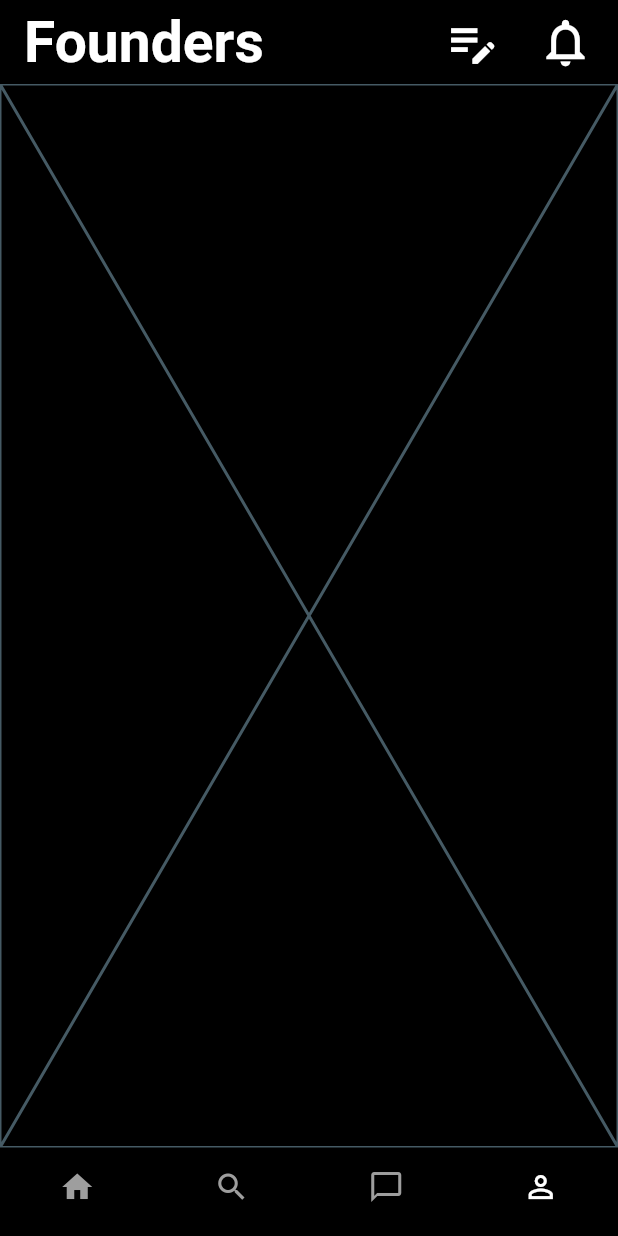
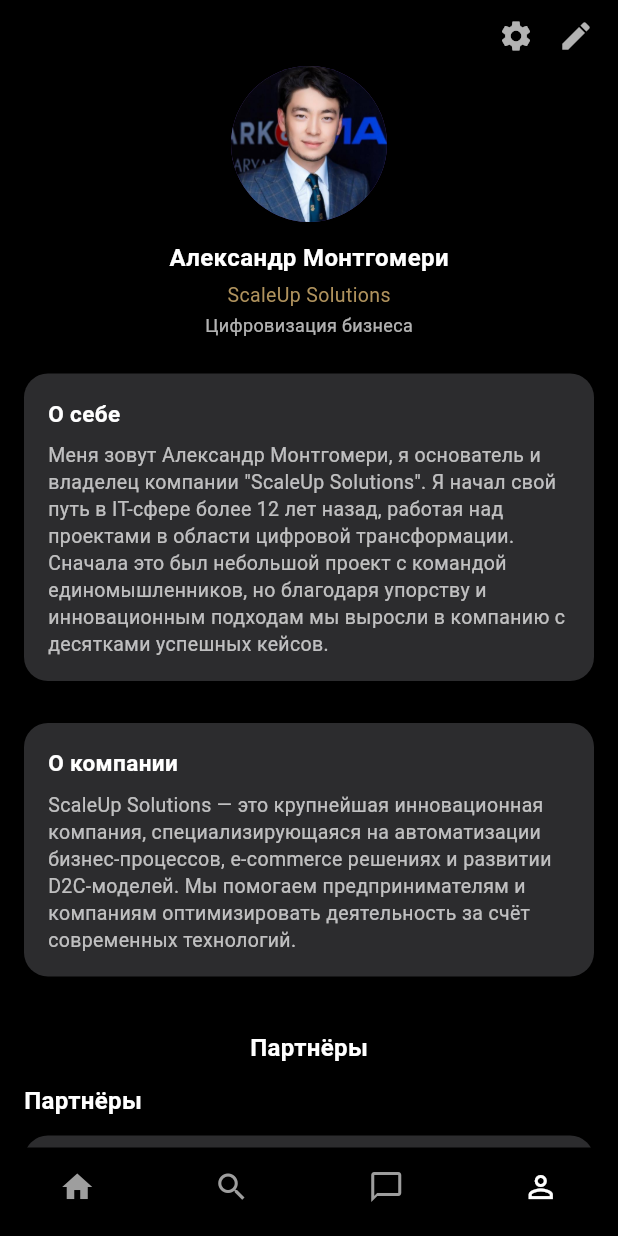
Before and after one commit to zelshenhab/flutter_founders, a Flutter app: the screen it shows after launch, item 4 of the bottom bar chosen, on a phone screen of 412 x 824 dp. Run offline on Flutter 3.47's test engine with Material 3 defaults, Android fonts, the phone set to English and light mode, and no system bars; our stand-ins replace equatable, file_picker, firebase_auth, firebase_core, flutter_bloc, google_fonts and 1 more; missing offline and left inert: flutter_pdfview; accounts and stored records are empty.

Commit message:
edit profile screen part 1

```diff
--- a/lib/presentation/home_tab_bar_page.dart
+++ b/lib/presentation/home_tab_bar_page.dart
@@ -1,6 +1,11 @@
 import 'package:flutter/material.dart';
 import 'package:flutter_founders/presentation/investment/investment_page.dart';
 import 'package:flutter_founders/presentation/requests/requsets_page.dart';
+import 'package:flutter_founders/presentation/requests/create_request/create_request_page.dart';
+import 'package:flutter_founders/presentation/investment/create_investment/create_investment_page.dart';
+import 'package:flutter_bloc/flutter_bloc.dart';
+import 'package:flutter_founders/presentation/investment/create_investment/bloc/create_investment_bloc.dart';
+import 'package:flutter_founders/presentation/shared_widgets/shared_app_bar.dart';
 
 class HomeTabBarPage extends StatelessWidget {
   final ValueNotifier<int> tabIndexNotifier;
@@ -16,7 +21,6 @@ class HomeTabBarPage extends StatelessWidget {
         builder: (context) {
           final TabController tabController = DefaultTabController.of(context);
 
-          // Update notifier whenever tab changes
           tabController.addListener(() {
             if (!tabController.indexIsChanging) {
               tabIndexNotifier.value = tabController.index;
@@ -25,6 +29,28 @@ class HomeTabBarPage extends StatelessWidget {
 
           return Column(
             children: [
+              // ✅ AppBar هنا فقط
+              SharedAppBar(
+                onCreatePressed: () {
+                  final tabIndex = tabIndexNotifier.value;
+                  if (tabIndex == 0) {
+                    Navigator.push(
+                      context,
+                      MaterialPageRoute(builder: (_) => const CreateRequestPage()),
+                    );
+                  } else {
+                    Navigator.push(
+                      context,
+                      MaterialPageRoute(
+                        builder: (_) => BlocProvider(
+                          create: (_) => CreateInvestmentBloc(),
+                          child: const CreateInvestmentPage(),
+                        ),
+                      ),
+                    );
+                  }
+                },
+              ),
               const TabBar(
                 indicator: UnderlineTabIndicator(
                   borderSide: BorderSide(width: 2, color: Colors.white),
--- a/lib/presentation/main_navigation_page.dart
+++ b/lib/presentation/main_navigation_page.dart
@@ -2,13 +2,10 @@ import 'package:flutter/material.dart';
 import 'package:flutter_bloc/flutter_bloc.dart';
 import 'package:flutter_founders/presentation/investment/bloc/investment_bloc.dart';
 import 'package:flutter_founders/presentation/investment/bloc/investment_event.dart';
-import 'package:flutter_founders/presentation/investment/create_investment/bloc/create_investment_bloc.dart';
-import 'package:flutter_founders/presentation/investment/create_investment/create_investment_page.dart';
+import 'package:flutter_founders/presentation/profile/profile_screen.dart';
 import 'package:flutter_founders/presentation/requests/bloc/requests_bloc.dart';
 import 'package:flutter_founders/presentation/requests/bloc/requests_event.dart';
-import 'package:flutter_founders/presentation/requests/create_request/create_request_page.dart';
-import 'package:flutter_founders/presentation/shared_widgets/shared_app_bar.dart';
-import 'home_tab_bar_page.dart'; // تحتوي على Запросы и Инвестиции
+import 'home_tab_bar_page.dart';
 
 class MainNavigationPage extends StatefulWidget {
   const MainNavigationPage({super.key});
@@ -19,13 +16,13 @@ class MainNavigationPage extends StatefulWidget {
 
 class _MainNavigationPageState extends State<MainNavigationPage> {
   int _currentIndex = 0;
-  final ValueNotifier<int> _tabIndexNotifier = ValueNotifier(0); // shared notifier
+  final ValueNotifier<int> _tabIndexNotifier = ValueNotifier(0);
 
   late final List<Widget> _pages = [
     HomeTabBarPage(tabIndexNotifier: _tabIndexNotifier),
     const Placeholder(),
     const Placeholder(),
-    const Placeholder(),
+    const ProfileScreen(),
   ];
 
   void _onTabTapped(int index) {
@@ -47,29 +44,9 @@ class _MainNavigationPageState extends State<MainNavigationPage> {
       ],
       child: Scaffold(
         backgroundColor: Colors.black,
-        appBar: SharedAppBar(
-  onCreatePressed: () {
-    if (_currentIndex == 0) {
-      final tabIndex = _tabIndexNotifier.value;
-      if (tabIndex == 0) {
-        Navigator.push(
-          context,
-          MaterialPageRoute(builder: (_) => const CreateRequestPage()),
-        );
-      } else {
-        Navigator.push(
-          context,
-          MaterialPageRoute(
-            builder: (_) => BlocProvider(
-              create: (_) => CreateInvestmentBloc(),
-              child: const CreateInvestmentPage(),
-            ),
-          ),
-        );
-      }
-    }
-  },
-),
+
+        // ❌ شيلنا SharedAppBar
+        // appBar: SharedAppBar(...), ← محذوف
         body: _pages[_currentIndex],
         bottomNavigationBar: BottomNavigationBar(
           backgroundColor: Colors.black,
@@ -84,8 +61,14 @@ class _MainNavigationPageState extends State<MainNavigationPage> {
           items: const [
             BottomNavigationBarItem(icon: Icon(Icons.home), label: ''),
             BottomNavigationBarItem(icon: Icon(Icons.search), label: ''),
-            BottomNavigationBarItem(icon: Icon(Icons.chat_bubble_outline), label: ''),
-            BottomNavigationBarItem(icon: Icon(Icons.person_outline), label: ''),
+            BottomNavigationBarItem(
+              icon: Icon(Icons.chat_bubble_outline),
+              label: '',
+            ),
+            BottomNavigationBarItem(
+              icon: Icon(Icons.person_outline),
+              label: '',
+            ),
           ],
         ),
       ),
--- /dev/null
+++ b/lib/presentation/profile/models/partner_model.dart
@@ -0,0 +1,12 @@
+// lib/presentation/profile/models/partner_model.dart
+class PartnerModel {
+  final String name;
+  final String subtitle;
+  final String avatarUrl;
+
+  const PartnerModel({
+    required this.name,
+    required this.subtitle,
+    required this.avatarUrl,
+  });
+}
--- /dev/null
+++ b/lib/presentation/profile/models/profile_model.dart
@@ -0,0 +1,14 @@
+// lib/presentation/profile/models/profile_model.dart
+class ProfileModel {
+  final String name;
+  final String company;
+  final String subtitle;
+  final String avatarUrl;
+
+  const ProfileModel({
+    required this.name,
+    required this.company,
+    required this.subtitle,
+    required this.avatarUrl,
+  });
+}
--- /dev/null
+++ b/lib/presentation/profile/profile_screen.dart
@@ -0,0 +1,143 @@
+import 'package:flutter/material.dart';
+import 'package:google_fonts/google_fonts.dart';
+import 'widgets/profile_header.dart';
+import 'widgets/section_card.dart';
+import 'widgets/partners_list.dart';
+import 'models/profile_model.dart';
+import 'models/partner_model.dart';
+
+class ProfileScreen extends StatelessWidget {
+  const ProfileScreen({super.key});
+
+  @override
+  Widget build(BuildContext context) {
+    const profile = ProfileModel(
+      name: 'Александр Монтгомери',
+      company: 'ScaleUp Solutions',
+      subtitle: 'Цифровизация бизнеса',
+      avatarUrl: 'assets/images/image 2.png',
+    );
+
+    final partners = [
+      const PartnerModel(
+        name: 'Артём Трегубов 🇷🇺',
+        subtitle: 'Founders | В2В Разработка приложений',
+        avatarUrl: 'assets/images/image 1.png',
+      ),
+      const PartnerModel(
+        name: 'Уилл Тернер 🇺🇸🇪🇸',
+        subtitle: 'Юриспруденция | Консалтинг',
+        avatarUrl: 'assets/images/image 3.png',
+      ),
+      const PartnerModel(
+        name: 'Фэнь Ли 🇨🇳',
+        subtitle: 'Франшизы | Производство',
+        avatarUrl: 'assets/images/image 4.png',
+      ),
+    ];
+
+    return Scaffold(
+      backgroundColor: Colors.black,
+      body: SafeArea(
+        child: SingleChildScrollView(
+          padding: const EdgeInsets.only(bottom: 24),
+          child: Column(
+            children: [
+              const SizedBox(height: 12),
+
+              // أيقونات settings/edit
+              Padding(
+                padding: const EdgeInsets.symmetric(horizontal: 16),
+                child: Row(
+                  mainAxisAlignment: MainAxisAlignment.end,
+                  children: const [
+                    Icon(Icons.settings, color: Colors.white70),
+                    SizedBox(width: 16),
+                    Icon(Icons.edit, color: Colors.white70),
+                  ],
+                ),
+              ),
+
+              const SizedBox(height: 8),
+
+              // صورة + بيانات البروفايل
+              CircleAvatar(
+                radius: 52,
+                backgroundImage: AssetImage(profile.avatarUrl),
+              ),
+              const SizedBox(height: 12),
+              Text(
+                profile.name,
+                style: const TextStyle(
+                  fontWeight: FontWeight.w700,
+                  fontSize: 16,
+                  color: Colors.white,
+                ),
+              ),
+              const SizedBox(height: 4),
+              Text(
+                profile.company,
+                style: const TextStyle(
+                  color: Color(0xFFAF925D),
+                  fontSize: 13,
+                  fontWeight: FontWeight.w400,
+                ),
+              ),
+              const SizedBox(height: 2),
+              Text(
+                profile.subtitle,
+                style: const TextStyle(fontSize: 12, color: Colors.white70),
+              ),
+
+              const SizedBox(height: 24),
+
+              // О себе
+              const Padding(
+                padding: EdgeInsets.symmetric(horizontal: 16),
+                child: SectionCard(
+                  title: 'О себе',
+                  content:
+                      'Меня зовут Александр Монтгомери, я основатель и владелец компании "ScaleUp Solutions". Я начал свой путь в IT-сфере более 12 лет назад, работая над проектами в области цифровой трансформации. Сначала это был небольшой проект с командой единомышленников, но благодаря упорству и инновационным подходам мы выросли в компанию с десятками успешных кейсов.',
+                ),
+              ),
+
+              const SizedBox(height: 12),
+
+              // О компании
+              const Padding(
+                padding: EdgeInsets.symmetric(horizontal: 16),
+                child: SectionCard(
+                  title: 'О компании',
+                  content:
+                      'ScaleUp Solutions — это крупнейшая инновационная компания, специализирующаяся на автоматизации бизнес-процессов, e-commerce решениях и развитии D2C-моделей. Мы помогаем предпринимателям и компаниям оптимизировать деятельность за счёт современных технологий.',
+                ),
+              ),
+
+              const SizedBox(height: 20),
+
+              // Партнёры
+              Padding(
+                padding: const EdgeInsets.symmetric(horizontal: 16),
+                child: Text(
+                  'Партнёры',
+                  style: GoogleFonts.inriaSans(
+                    fontSize: 16,
+                    fontWeight: FontWeight.w600,
+                    color: Colors.white,
+                  ),
+                ),
+              ),
+
+              const SizedBox(height: 12),
+
+              Padding(
+                padding: const EdgeInsets.symmetric(horizontal: 16),
+                child: PartnersList(partners: partners),
+              ),
+            ],
+          ),
+        ),
+      ),
+    );
+  }
+}
--- /dev/null
+++ b/lib/presentation/profile/widgets/partners_list.dart
@@ -0,0 +1,69 @@
+// lib/presentation/profile/widgets/partners_list.dart
+import 'package:flutter/material.dart';
+import 'package:flutter_founders/presentation/profile/models/partner_model.dart';
+
+class PartnersList extends StatelessWidget {
+  final List<PartnerModel> partners;
+
+  const PartnersList({super.key, required this.partners});
+
+  @override
+  Widget build(BuildContext context) {
+    return Column(
+      crossAxisAlignment: CrossAxisAlignment.start,
+      children: [
+        const Text(
+          'Партнёры',
+          style: TextStyle(
+            fontSize: 16,
+            fontWeight: FontWeight.w600,
+            color: Colors.white,
+          ),
+        ),
+        const SizedBox(height: 12),
+        ...partners.map((partner) {
+          return Container(
+            margin: const EdgeInsets.only(bottom: 12),
+            padding: const EdgeInsets.all(12),
+            decoration: BoxDecoration(
+              color: const Color(0xFF2C2C2E),
+              borderRadius: BorderRadius.circular(16),
+            ),
+            child: Row(
+              children: [
+                CircleAvatar(
+                  radius: 24,
+                  backgroundImage: AssetImage(partner.avatarUrl),
+                ),
+                const SizedBox(width: 12),
+                Expanded(
+                  child: Column(
+                    crossAxisAlignment: CrossAxisAlignment.start,
+                    children: [
+                      Text(
+                        partner.name,
+                        style: const TextStyle(
+                          fontSize: 14,
+                          fontWeight: FontWeight.w600,
+                          color: Colors.white,
+                        ),
+                      ),
+                      Text(
+                        partner.subtitle,
+                        style: const TextStyle(
+                          fontSize: 12,
+                          color: Colors.white70,
+                        ),
+                      ),
+                    ],
+                  ),
+                ),
+                const Icon(Icons.chat_bubble_outline, color: Colors.white70),
+              ],
+            ),
+          );
+        }).toList(),
+      ],
+    );
+  }
+}
--- /dev/null
+++ b/lib/presentation/profile/widgets/profile_header.dart
@@ -0,0 +1,65 @@
+import 'package:flutter/material.dart';
+import 'package:google_fonts/google_fonts.dart';
+
+class ProfileHeader extends StatelessWidget {
+  const ProfileHeader({super.key});
+
+  @override
+  Widget build(BuildContext context) {
+    return Stack(
+      children: [
+        // أيقونات التحكم
+        Positioned(
+          right: 0,
+          child: Row(
+            children: const [
+              Icon(Icons.settings, color: Colors.white70, size: 20),
+              SizedBox(width: 12),
+              Icon(Icons.edit, color: Colors.white70, size: 20),
+            ],
+          ),
+        ),
+
+        // محتوى البروفايل
+        Column(
+          children: [
+            const SizedBox(height: 8),
+            // صورة البروفايل
+            const CircleAvatar(
+              radius: 48,
+              backgroundImage: AssetImage(
+                'assets/images/avatar.jpg',
+              ), // غيّر الصورة حسب الحاجة
+            ),
+            const SizedBox(height: 12),
+            // الاسم
+            Text(
+              'Александр Монтгомери',
+              style: GoogleFonts.inriaSans(
+                fontSize: 16,
+                fontWeight: FontWeight.w700,
+                color: Colors.white,
+              ),
+            ),
+            const SizedBox(height: 4),
+            // اسم الشركة
+            Text(
+              'ScaleUp Solutions',
+              style: GoogleFonts.inriaSans(
+                fontSize: 13,
+                fontWeight: FontWeight.w400,
+                color: const Color(0xFFAF925D),
+              ),
+            ),
+            const SizedBox(height: 2),
+            // النص الفرعي
+            Text(
+              'Цифровизация бизнеса',
+              style: GoogleFonts.inriaSans(fontSize: 12, color: Colors.white70),
+            ),
+          ],
+        ),
+      ],
+    );
+  }
+}
--- /dev/null
+++ b/lib/presentation/profile/widgets/section_card.dart
@@ -0,0 +1,45 @@
+
+// lib/presentation/profile/widgets/section_card.dart
+import 'package:flutter/material.dart';
+
+class SectionCard extends StatelessWidget {
+  final String title;
+  final String content;
+
+  const SectionCard({super.key, required this.title, required this.content});
+
+  @override
+  Widget build(BuildContext context) {
+    return Container(
+      width: double.infinity,
+      margin: const EdgeInsets.only(bottom: 16),
+      padding: const EdgeInsets.all(16),
+      decoration: BoxDecoration(
+        color: const Color(0xFF2C2C2E),
+        borderRadius: BorderRadius.circular(16),
+      ),
+      child: Column(
+        crossAxisAlignment: CrossAxisAlignment.start,
+        children: [
+          Text(
+            title,
+            style: const TextStyle(
+              fontSize: 15,
+              fontWeight: FontWeight.w600,
+              color: Colors.white,
+            ),
+          ),
+          const SizedBox(height: 8),
+          Text(
+            content,
+            style: const TextStyle(
+              fontSize: 13,
+              color: Colors.white70,
+              height: 1.4,
+            ),
+          ),
+        ],
+      ),
+    );
+  }
+}
```
Also changed, not shown: lib/presentation/profile/bloc/profile_bloc.dart (added), lib/presentation/profile/bloc/profile_event.dart (added), lib/presentation/profile/bloc/profile_state.dart (added).
